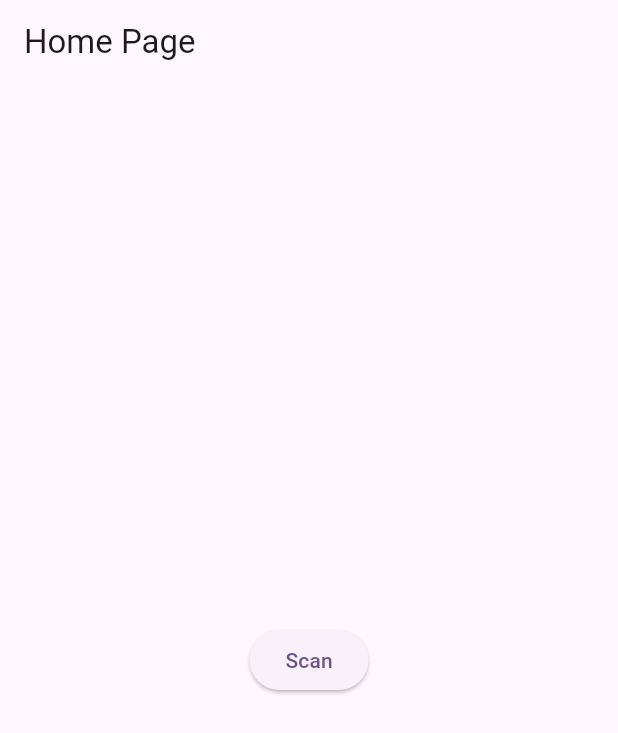
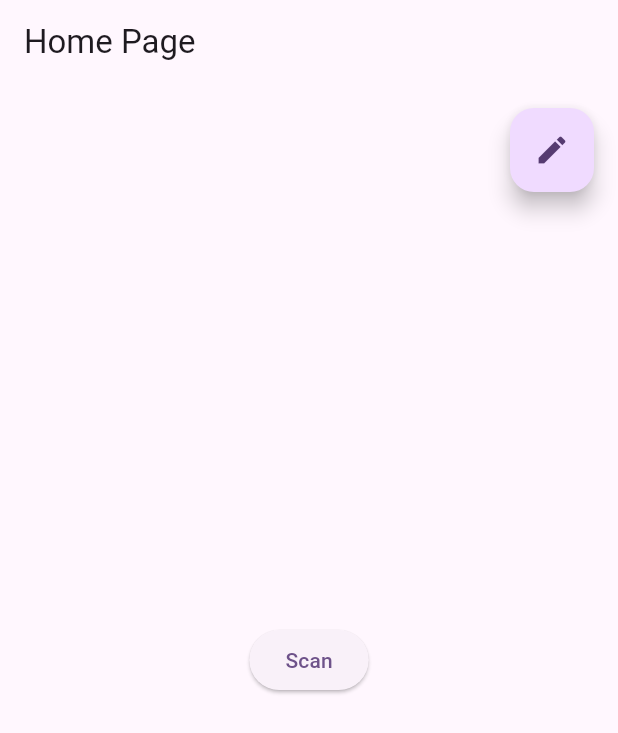
Before and after one commit to lime-based-lemonade/allergy-scanner, a Flutter app: the screen it shows after launch, on a phone screen of 412 x 824 dp. Shown: the top 733 px of the screen. Run offline on Flutter 3.47's test engine with Material 3 defaults, Android fonts, the phone set to English and light mode, and no system bars; our stand-ins replace flutter_riverpod.

Commit message:
AllergenEditButton

```diff
--- a/lib/pages/home.dart
+++ b/lib/pages/home.dart
@@ -2,7 +2,6 @@ import 'package:flutter/material.dart';
 import 'package:flutter_riverpod/flutter_riverpod.dart';
 import 'package:lime_based_application/pages/scanner.dart';
 import 'package:lime_based_application/routes.dart';
-
 
 class HomePage extends ConsumerWidget {
   const HomePage({super.key});
@@ -13,7 +12,9 @@ class HomePage extends ConsumerWidget {
       appBar: AppBar(
         title: const Text('Home Page'),
       ),
-      body: Center(
+      body: Stack(
+        children: [
+          Center(
             child: ElevatedButton(
               onPressed: () {
                 Navigator.pushNamed(context, ApplicationRoutes.scanner);
@@ -21,6 +22,18 @@ class HomePage extends ConsumerWidget {
               child: const Text('Scan'),
             ),
           ),
+          Positioned(
+            top: 16,
+            right: 16,
+            child: FloatingActionButton(
+              onPressed: () {
+                Navigator.pushNamed(context, ApplicationRoutes.allergenSelector);
+              },
+              child: const Icon(Icons.edit),
+            ),
+          ),
+        ],
+      ),
     );
   }
 }
```
Lines whose indentation alone changed are shown as unchanged.
